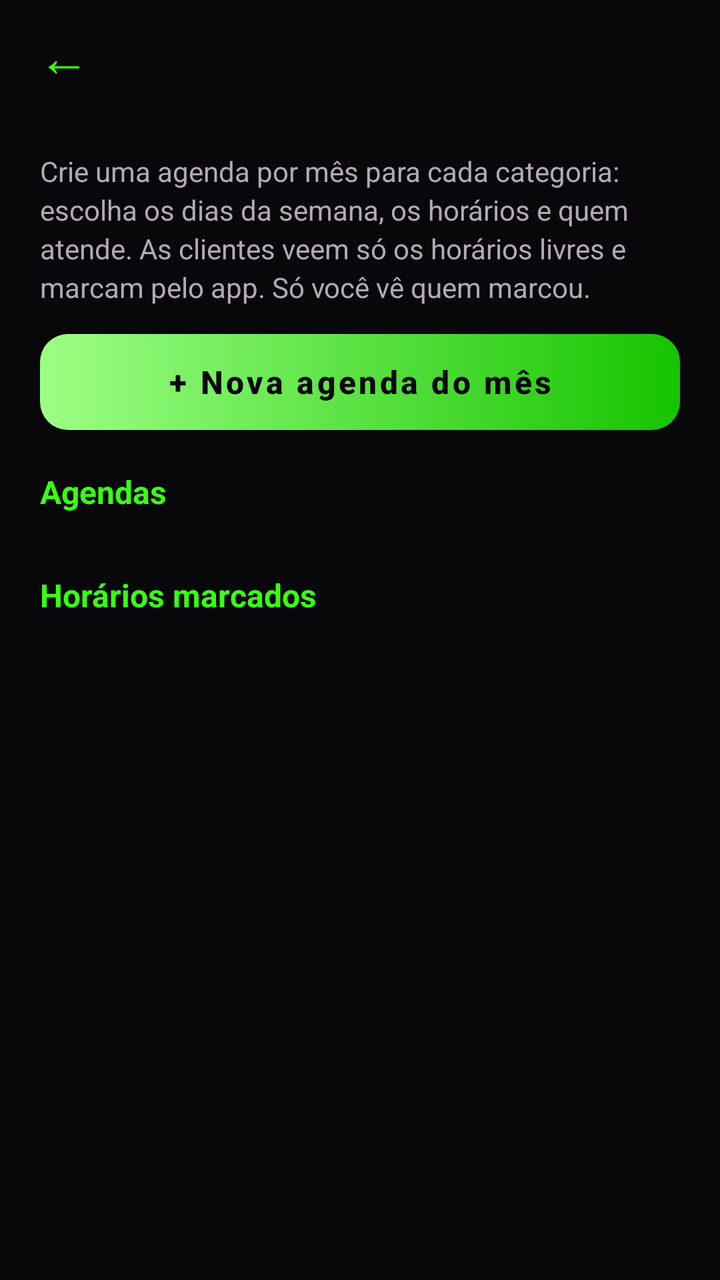
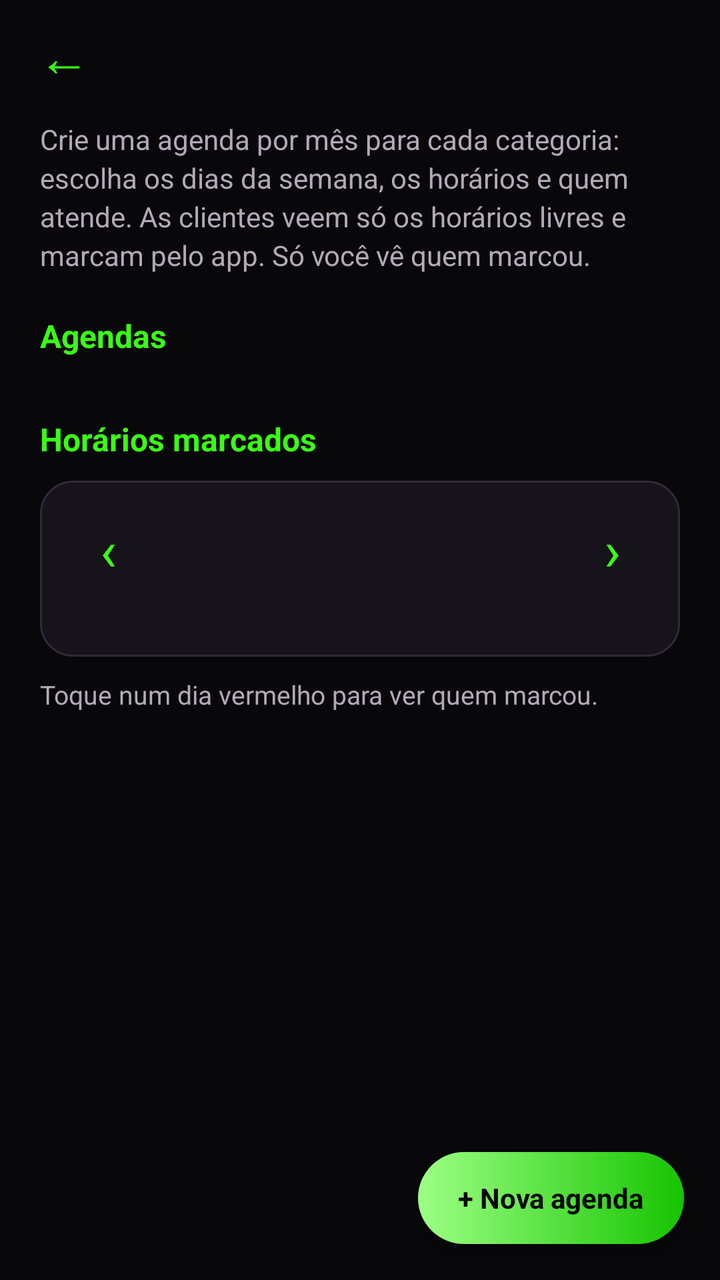

Compare the two renders of this Android layout. The source of the first and the diff that turns it into the second are given below.
<!-- AndroidManifest.xml: activity theme Theme.Manicure.Profissional -->
<!-- res/layout/activity_agenda_profissional.xml -->
<?xml version="1.0" encoding="utf-8"?>
<FrameLayout xmlns:android="http://schemas.android.com/apk/res/android"
    android:layout_width="match_parent"
    android:layout_height="match_parent"
    android:background="@color/fundo">

    <LinearLayout
        android:layout_width="match_parent"
        android:layout_height="match_parent"
        android:orientation="vertical">

        <include
            android:id="@+id/topo"
            layout="@layout/include_topo" />

        <androidx.core.widget.NestedScrollView
            android:layout_width="match_parent"
            android:layout_height="0dp"
            android:layout_weight="1">

            <LinearLayout
                android:layout_width="match_parent"
                android:layout_height="wrap_content"
                android:orientation="vertical"
                android:padding="20dp">

                <TextView
                    style="@style/TextoCorpo"
                    android:text="@string/agenda_explicacao" />

                <Button
                    android:id="@+id/btnNovaAgenda"
                    style="@style/BotaoPrimario"
                    android:layout_height="48dp"
                    android:layout_marginTop="14dp"
                    android:text="@string/agenda_nova" />

                <TextView
                    style="@style/TituloSecao"
                    android:text="@string/agenda_minhas" />

                <TextView
                    android:id="@+id/tvSemAgendas"
                    style="@style/TextoCorpo"
                    android:text="@string/agenda_sem_agendas"
                    android:visibility="gone" />

                <androidx.recyclerview.widget.RecyclerView
                    android:id="@+id/rvAgendas"
                    android:layout_width="match_parent"
                    android:layout_height="wrap_content" />

                <TextView
                    style="@style/TituloSecao"
                    android:text="@string/agenda_marcados" />

                <TextView
                    android:id="@+id/tvSemAgendamentos"
                    style="@style/TextoCorpo"
                    android:text="@string/agenda_sem_marcados"
                    android:visibility="gone" />

                <androidx.recyclerview.widget.RecyclerView
                    android:id="@+id/rvAgendamentos"
                    android:layout_width="match_parent"
                    android:layout_height="wrap_content" />
            </LinearLayout>
        </androidx.core.widget.NestedScrollView>
    </LinearLayout>

    <ProgressBar
        android:id="@+id/progressBar"
        android:layout_width="36dp"
        android:layout_height="36dp"
        android:layout_gravity="center"
        android:indeterminateTint="?attr/corDestaque"
        android:visibility="gone" />
</FrameLayout>
<!-- res/layout/include_topo.xml (included above) -->
<?xml version="1.0" encoding="utf-8"?>
<LinearLayout xmlns:android="http://schemas.android.com/apk/res/android"
    android:layout_width="match_parent"
    android:layout_height="56dp"
    android:gravity="center_vertical"
    android:orientation="horizontal"
    android:paddingStart="8dp"
    android:paddingEnd="16dp">

    <TextView
        android:id="@+id/btnVoltar"
        android:layout_width="48dp"
        android:layout_height="48dp"
        android:background="?attr/selectableItemBackgroundBorderless"
        android:contentDescription="@string/voltar"
        android:gravity="center"
        android:text="←"
        android:textColor="?attr/corDestaque"
        android:textSize="26sp" />

    <TextView
        android:id="@+id/tvTitulo"
        android:layout_width="0dp"
        android:layout_height="wrap_content"
        android:layout_marginStart="4dp"
        android:layout_weight="1"
        android:textColor="@color/texto"
        android:textSize="19sp"
        android:textStyle="bold" />
</LinearLayout>
<!-- resources referenced by this layout -->
<resources>
  <color name="fundo">#08070A</color>
  <color name="texto">#FFFFFF</color>
  <string name="agenda_explicacao">Crie uma agenda por mês para cada categoria: escolha os dias da semana, os horários e quem atende. As clientes veem só os horários livres e marcam pelo app. Só você vê quem marcou.</string>
  <string name="agenda_marcados">Horários marcados</string>
  <string name="agenda_minhas">Agendas</string>
  <string name="agenda_nova">+ Nova agenda do mês</string>
  <string name="agenda_sem_agendas">Nenhuma agenda ainda.</string>
  <string name="agenda_sem_marcados">Nenhum horário marcado ainda.</string>
  <string name="voltar">Voltar</string>
  <style name="BotaoPrimario">
          <item name="android:layout_width">match_parent</item>
          <item name="android:layout_height">54dp</item>
          <item name="android:background">@drawable/bg_botao_primario</item>
          <item name="android:textColor">?attr/corTextoBotao</item>
          <item name="android:textSize">16sp</item>
          <item name="android:textStyle">bold</item>
          <item name="android:textAllCaps">false</item>
          <item name="android:stateListAnimator">@null</item>
          
          <item name="backgroundTint">@null</item>
      </style>
  <style name="TextoCorpo">
          <item name="android:layout_width">match_parent</item>
          <item name="android:layout_height">wrap_content</item>
          <item name="android:textColor">@color/texto_secundario</item>
          <item name="android:textSize">14sp</item>
          <item name="android:lineSpacingExtra">3dp</item>
      </style>
  <style name="TituloSecao">
          <item name="android:layout_width">match_parent</item>
          <item name="android:layout_height">wrap_content</item>
          <item name="android:layout_marginTop">20dp</item>
          <item name="android:layout_marginBottom">10dp</item>
          <item name="android:textColor">?attr/corDestaque</item>
          <item name="android:textSize">16sp</item>
          <item name="android:textStyle">bold</item>
      </style>
  <style name="Theme.Manicure.Profissional">
          <item name="corDestaque">@color/verde_neon</item>
          <item name="corDestaqueClaro">@color/verde_neon_claro</item>
          <item name="corDestaqueEscuro">@color/verde_neon_escuro</item>
          <item name="corTextoBotao">@color/preto</item>
          <item name="corBalao">#14420F</item>
          <item name="colorPrimary">@color/verde_neon</item>
          <item name="colorPrimaryVariant">@color/verde_neon_escuro</item>
          <item name="colorOnPrimary">@color/preto</item>
          <item name="colorSecondary">@color/verde_neon</item>
          <item name="colorSecondaryVariant">@color/verde_neon_escuro</item>
          <item name="colorOnSecondary">@color/preto</item>
      </style>
  <!-- drawable bg_botao_primario (drawable) -->
  <?xml version="1.0" encoding="utf-8"?>
  <selector xmlns:android="http://schemas.android.com/apk/res/android">
      <item android:state_enabled="false">
          <shape android:shape="rectangle">
              <solid android:color="@color/borda" />
              <corners android:radius="14dp" />
          </shape>
      </item>
      <item>
          <shape android:shape="rectangle">
              <gradient android:angle="0" android:startColor="?attr/corDestaqueClaro" android:endColor="?attr/corDestaqueEscuro" />
              <corners android:radius="14dp" />
          </shape>
      </item>
  </selector>
  <color name="texto_secundario">#B3A9B8</color>
  <color name="verde_neon">#39FF14</color>
  <color name="verde_neon_claro">#9DFF85</color>
  <color name="verde_neon_escuro">#16C400</color>
  <color name="preto">#08070A</color>
  <color name="borda">#33293A</color>
</resources>

<!-- the commit's change to res/layout/activity_agenda_profissional.xml (unified diff, before → after) -->
@@ -14,26 +14,24 @@
             layout="@layout/include_topo" />
 
         <androidx.core.widget.NestedScrollView
+            android:id="@+id/scroll"
             android:layout_width="match_parent"
             android:layout_height="0dp"
             android:layout_weight="1">
 
+            
             <LinearLayout
                 android:layout_width="match_parent"
                 android:layout_height="wrap_content"
                 android:orientation="vertical"
-                android:padding="20dp">
+                android:paddingStart="20dp"
+                android:paddingTop="4dp"
+                android:paddingEnd="20dp"
+                android:paddingBottom="90dp">
 
                 <TextView
                     style="@style/TextoCorpo"
                     android:text="@string/agenda_explicacao" />
-
-                <Button
-                    android:id="@+id/btnNovaAgenda"
-                    style="@style/BotaoPrimario"
-                    android:layout_height="48dp"
-                    android:layout_marginTop="14dp"
-                    android:text="@string/agenda_nova" />
 
                 <TextView
                     style="@style/TituloSecao"
@@ -54,10 +52,102 @@
                     style="@style/TituloSecao"
                     android:text="@string/agenda_marcados" />
 
+                
+                <LinearLayout
+                    android:layout_width="match_parent"
+                    android:layout_height="wrap_content"
+                    android:background="@drawable/bg_cartao"
+                    android:orientation="vertical"
+                    android:padding="12dp">
+
+                    <LinearLayout
+                        android:layout_width="match_parent"
+                        android:layout_height="wrap_content"
+                        android:gravity="center_vertical"
+                        android:orientation="horizontal">
+
+                        <TextView
+                            android:id="@+id/btnMesAnterior"
+                            android:layout_width="44dp"
+                            android:layout_height="44dp"
+                            android:background="?attr/selectableItemBackgroundBorderless"
+                            android:contentDescription="@string/agenda_mes_anterior"
+                            android:gravity="center"
+                            android:text="‹"
+                            android:textColor="?attr/corDestaque"
+                            android:textSize="28sp" />
+
+                        <TextView
+                            android:id="@+id/tvMes"
+                            android:layout_width="0dp"
+                            android:layout_height="wrap_content"
+                            android:layout_weight="1"
+                            android:gravity="center"
+                            android:textColor="@color/texto"
+                            android:textSize="17sp"
+                            android:textStyle="bold" />
+
+                        <TextView
+                            android:id="@+id/btnMesSeguinte"
+                            android:layout_width="44dp"
+                            android:layout_height="44dp"
+                            android:background="?attr/selectableItemBackgroundBorderless"
+                            android:contentDescription="@string/agenda_mes_seguinte"
+                            android:gravity="center"
+                            android:text="›"
+                            android:textColor="?attr/corDestaque"
+                            android:textSize="28sp" />
+                    </LinearLayout>
+
+                    <LinearLayout
+                        android:id="@+id/linhaSemana"
+                        android:layout_width="match_parent"
+                        android:layout_height="wrap_content"
+                        android:layout_marginTop="6dp"
+                        android:orientation="horizontal" />
+
+                    <androidx.recyclerview.widget.RecyclerView
+                        android:id="@+id/rvCalendario"
+                        android:layout_width="match_parent"
+                        android:layout_height="wrap_content"
+                        android:layout_marginTop="4dp" />
+
+                    
+                    <LinearLayout
+                        android:id="@+id/legenda"
+                        android:layout_width="match_parent"
+                        android:layout_height="wrap_content"
+                        android:layout_marginTop="10dp"
+                        android:gravity="center"
+                        android:orientation="horizontal" />
+                </LinearLayout>
+
                 <TextView
                     android:id="@+id/tvSemAgendamentos"
                     style="@style/TextoCorpo"
+                    android:layout_marginTop="10dp"
                     android:text="@string/agenda_sem_marcados"
+                    android:textSize="13sp"
+                    android:visibility="gone" />
+
+                <TextView
+                    android:id="@+id/tvDicaCalendario"
+                    style="@style/TextoCorpo"
+                    android:layout_marginTop="10dp"
+                    android:text="@string/agenda_calendario_dica"
+                    android:textSize="13sp" />
+
+                
+                <TextView
+                    android:id="@+id/tvDiaSelecionado"
+                    style="@style/TituloSecao"
+                    android:layout_marginTop="16dp"
+                    android:visibility="gone" />
+
+                <TextView
+                    android:id="@+id/tvDiaSemMarcados"
+                    style="@style/TextoCorpo"
+                    android:text="@string/agenda_dia_sem_marcados"
                     android:visibility="gone" />
 
                 <androidx.recyclerview.widget.RecyclerView
@@ -67,6 +157,25 @@
             </LinearLayout>
         </androidx.core.widget.NestedScrollView>
     </LinearLayout>
+
+    <TextView
+        android:id="@+id/btnNovaAgenda"
+        android:layout_width="wrap_content"
+        android:layout_height="46dp"
+        android:layout_gravity="bottom|end"
+        android:layout_margin="18dp"
+        android:background="@drawable/bg_botao_flutuante"
+        android:clickable="true"
+        android:elevation="6dp"
+        android:focusable="true"
+        android:foreground="?attr/selectableItemBackground"
+        android:gravity="center"
+        android:paddingStart="20dp"
+        android:paddingEnd="20dp"
+        android:text="@string/agenda_nova_curto"
+        android:textColor="?attr/corTextoBotao"
+        android:textSize="14sp"
+        android:textStyle="bold" />
 
     <ProgressBar
         android:id="@+id/progressBar"
<!-- resource entries referenced after the edit -->
@@ -2,25 +2,30 @@
 <resources>
   <color name="fundo">#08070A</color>
   <color name="texto">#FFFFFF</color>
+  <!-- drawable bg_botao_flutuante (drawable) -->
+  <?xml version="1.0" encoding="utf-8"?>
+  <shape xmlns:android="http://schemas.android.com/apk/res/android" android:shape="rectangle">
+      <gradient android:angle="0" android:startColor="?attr/corDestaqueClaro" android:endColor="?attr/corDestaqueEscuro" />
+      <corners android:radius="50dp" />
+  </shape>
+  <!-- drawable bg_cartao (drawable) -->
+  <?xml version="1.0" encoding="utf-8"?>
+  <shape xmlns:android="http://schemas.android.com/apk/res/android" android:shape="rectangle">
+      <solid android:color="@color/superficie" />
+      <stroke android:width="1dp" android:color="@color/borda" />
+      <corners android:radius="16dp" />
+  </shape>
+  <string name="agenda_calendario_dica">Toque num dia vermelho para ver quem marcou.</string>
+  <string name="agenda_dia_sem_marcados">Nenhum horário marcado neste dia.</string>
   <string name="agenda_explicacao">Crie uma agenda por mês para cada categoria: escolha os dias da semana, os horários e quem atende. As clientes veem só os horários livres e marcam pelo app. Só você vê quem marcou.</string>
   <string name="agenda_marcados">Horários marcados</string>
+  <string name="agenda_mes_anterior">Mês anterior</string>
+  <string name="agenda_mes_seguinte">Próximo mês</string>
   <string name="agenda_minhas">Agendas</string>
-  <string name="agenda_nova">+ Nova agenda do mês</string>
+  <string name="agenda_nova_curto">+ Nova agenda</string>
   <string name="agenda_sem_agendas">Nenhuma agenda ainda.</string>
   <string name="agenda_sem_marcados">Nenhum horário marcado ainda.</string>
   <string name="voltar">Voltar</string>
-  <style name="BotaoPrimario">
-          <item name="android:layout_width">match_parent</item>
-          <item name="android:layout_height">54dp</item>
-          <item name="android:background">@drawable/bg_botao_primario</item>
-          <item name="android:textColor">?attr/corTextoBotao</item>
-          <item name="android:textSize">16sp</item>
-          <item name="android:textStyle">bold</item>
-          <item name="android:textAllCaps">false</item>
-          <item name="android:stateListAnimator">@null</item>
-          
-          <item name="backgroundTint">@null</item>
-      </style>
   <style name="TextoCorpo">
           <item name="android:layout_width">match_parent</item>
           <item name="android:layout_height">wrap_content</item>
@@ -43,6 +48,8 @@
           <item name="corDestaqueEscuro">@color/verde_neon_escuro</item>
           <item name="corTextoBotao">@color/preto</item>
           <item name="corBalao">#14420F</item>
+          <item name="corBrilho">@color/destaque_brilho</item>
+          <item name="corBrilhoFraco">@color/destaque_brilho_fraco</item>
           <item name="colorPrimary">@color/verde_neon</item>
           <item name="colorPrimaryVariant">@color/verde_neon_escuro</item>
           <item name="colorOnPrimary">@color/preto</item>
@@ -50,27 +57,14 @@
           <item name="colorSecondaryVariant">@color/verde_neon_escuro</item>
           <item name="colorOnSecondary">@color/preto</item>
       </style>
-  <!-- drawable bg_botao_primario (drawable) -->
-  <?xml version="1.0" encoding="utf-8"?>
-  <selector xmlns:android="http://schemas.android.com/apk/res/android">
-      <item android:state_enabled="false">
-          <shape android:shape="rectangle">
-              <solid android:color="@color/borda" />
-              <corners android:radius="14dp" />
-          </shape>
-      </item>
-      <item>
-          <shape android:shape="rectangle">
-              <gradient android:angle="0" android:startColor="?attr/corDestaqueClaro" android:endColor="?attr/corDestaqueEscuro" />
-              <corners android:radius="14dp" />
-          </shape>
-      </item>
-  </selector>
+  <color name="superficie">#16131A</color>
   <color name="texto_secundario">#B3A9B8</color>
   <color name="verde_neon">#39FF14</color>
   <color name="verde_neon_claro">#9DFF85</color>
   <color name="verde_neon_escuro">#16C400</color>
   <color name="preto">#08070A</color>
+  <color name="destaque_brilho">#2E39FF14</color>
+  <color name="destaque_brilho_fraco">#1239FF14</color>
   <color name="borda">#33293A</color>
 </resources>
 
